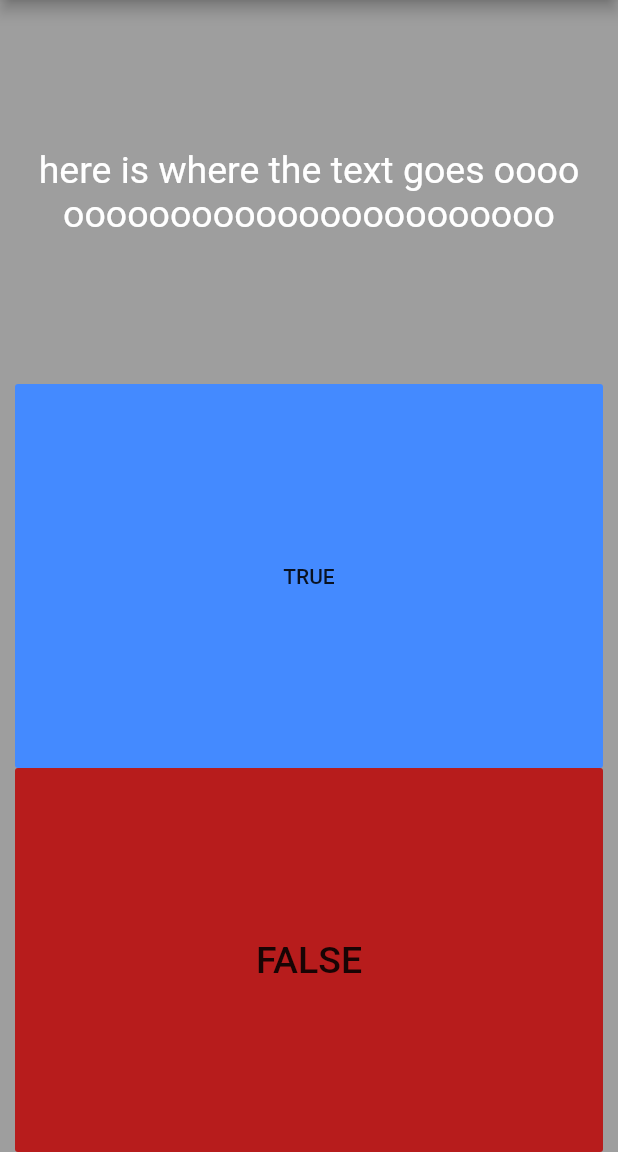
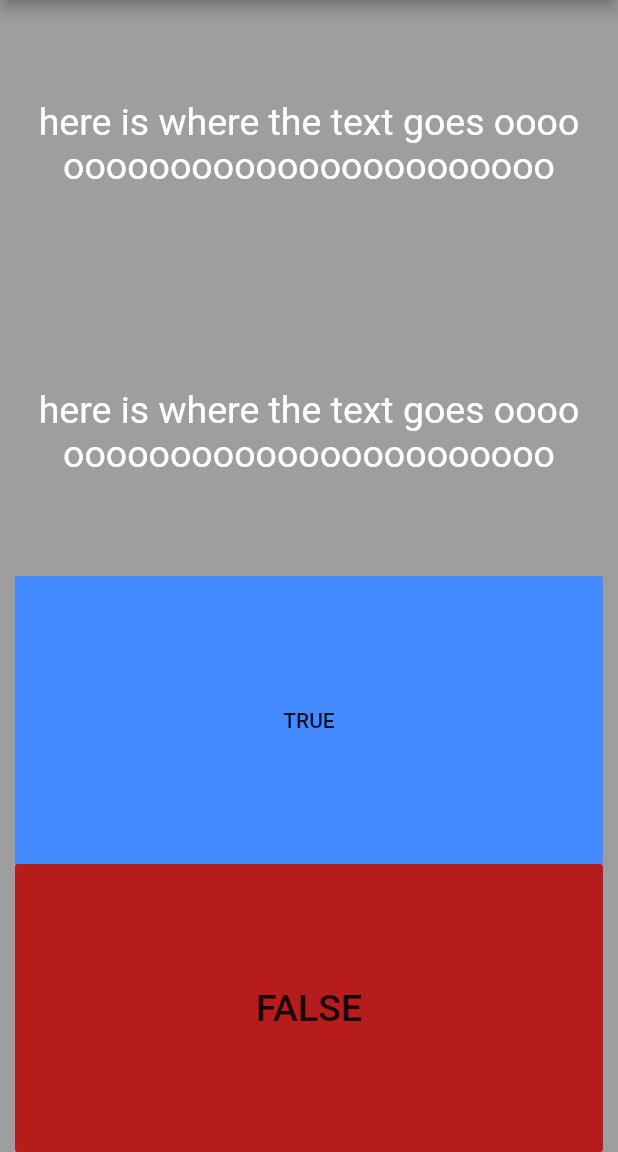
Before and after one commit to sardonrx/Susan-chip, a Flutter app: the screen it shows after launch, on a phone screen of 412 x 824 dp, the part 84-1236 px from its top. Run offline on Flutter 3.47's test engine with Material 2 defaults, Android fonts, the phone set to English and light mode, and no system bars.

Commit message:
small changes

```diff
--- a/lib/main.dart
+++ b/lib/main.dart
@@ -51,6 +51,20 @@ class _QuizPageState extends State<QuizPage> {
               ),
           ),
         ),
+        Expanded(
+          child: Padding(
+            padding:EdgeInsets.all(15.0),
+            child: Center(
+              child: Text(
+                'here is where the text goes ooooooooooooooooooooooooooo',
+                textAlign: TextAlign.center,
+                style: TextStyle(
+                    fontSize: 25.0, color: Colors.white
+                ),
+              ),
+            ),
+          ),
+        ),
        Expanded(
          child: FlatButton(
            color: Colors.blueAccent,
```
